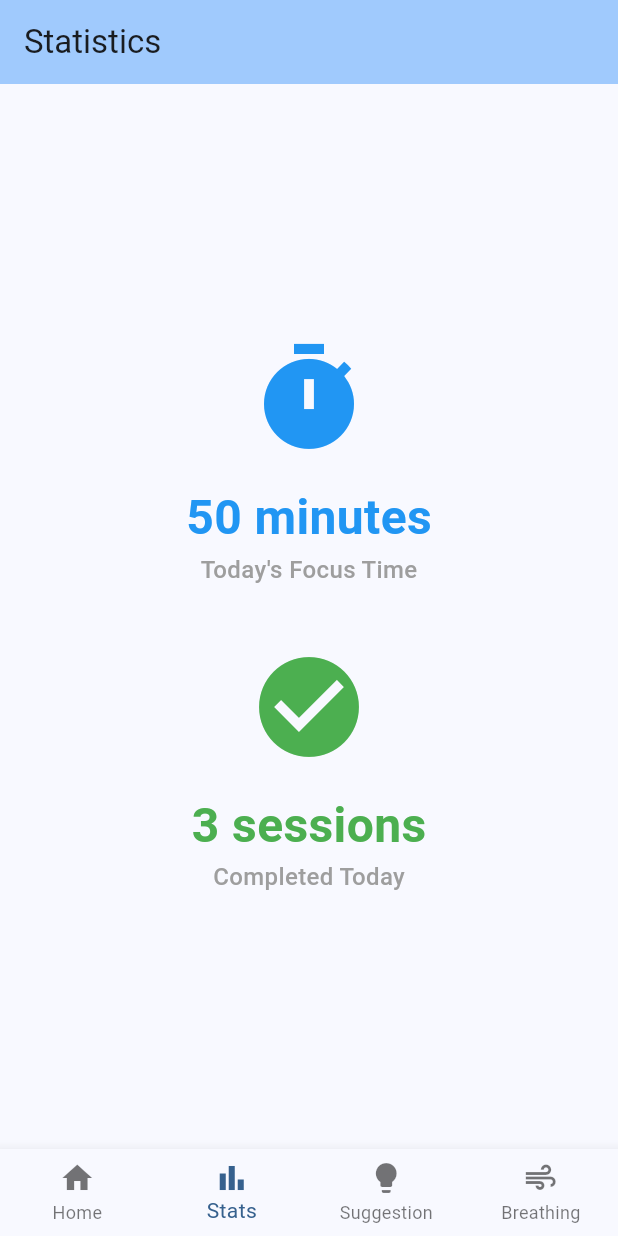
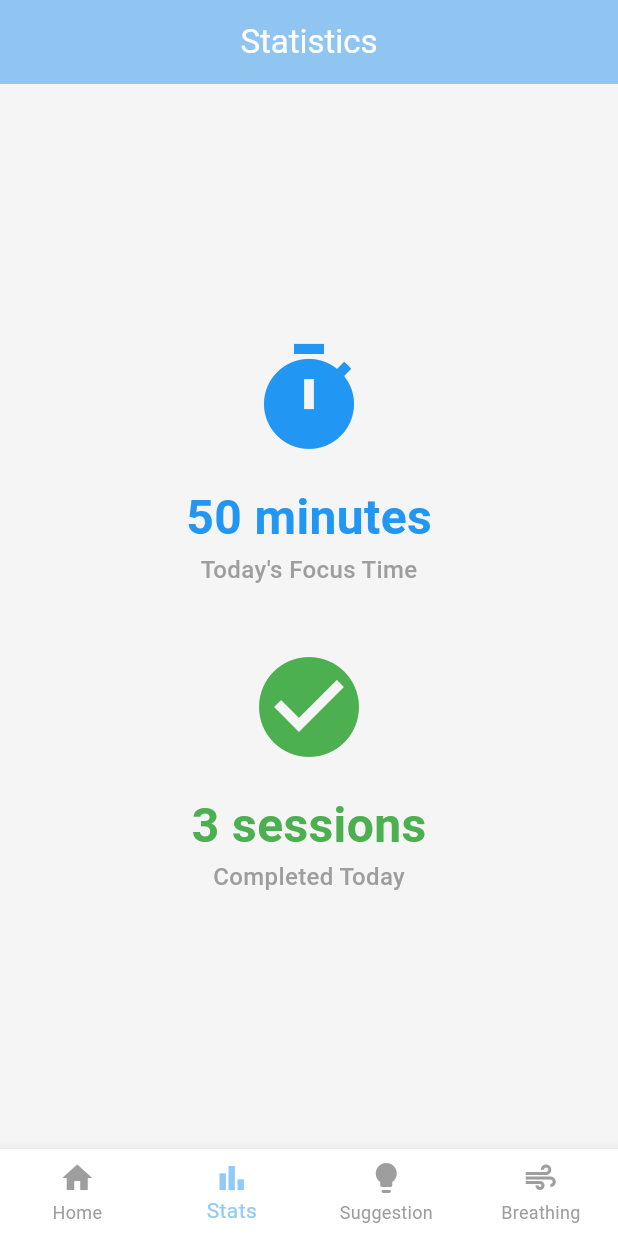
Before and after one commit to imsherl/mindfocus_lite, a Flutter app: the screen it shows after launch, item 2 of the bottom bar chosen, on a phone screen of 412 x 824 dp. Run offline on Flutter 3.47's test engine with Material 3 defaults, Android fonts, the light colour scheme and no system bars.

Commit message:
feat: Add session model and custom theme system
- Create FocusSession model with duration calculation and mock data
- Implement AppTheme with soft blue/green color palette
- Add consistent theming for all UI components
- Replace default Material theme with custom light theme
- Structure models and utils folders for better organization

```diff
--- a/lib/main.dart
+++ b/lib/main.dart
@@ -3,6 +3,7 @@ import 'screens/home_screen.dart';
 import 'screens/stats_screen.dart';
 import 'screens/suggestion_screen.dart';
 import 'screens/breathing_screen.dart';
+import 'utils/theme.dart';
 
 void main() {
   runApp(const MindFocusLiteApp());
@@ -15,10 +16,7 @@ class MindFocusLiteApp extends StatelessWidget {
   Widget build(BuildContext context) {
     return MaterialApp(
       title: 'MindFocus Lite',
-      theme: ThemeData(
-        colorScheme: ColorScheme.fromSeed(seedColor: Colors.blue),
-        useMaterial3: true,
-      ),
+      theme: AppTheme.lightTheme,
       initialRoute: '/home',
       routes: {
         '/home': (context) => const MainScreen(initialIndex: 0),
--- /dev/null
+++ b/lib/utils/theme.dart
@@ -0,0 +1,90 @@
+import 'package:flutter/material.dart';
+
+class AppTheme {
+  // Custom color constants
+  static const Color softBlue = Color(0xFF90CAF9);
+  static const Color softGreen = Color(0xFFA5D6A7);
+  static const Color lightGrey = Color(0xFFF5F5F5);
+
+  /// Custom light theme for MindFocus Lite
+  static ThemeData get lightTheme {
+    return ThemeData(
+      useMaterial3: true,
+
+      // Color scheme based on soft blue primary
+      colorScheme: ColorScheme.fromSeed(
+        seedColor: softBlue,
+        brightness: Brightness.light,
+        surface: lightGrey,
+        background: lightGrey,
+        secondary: softGreen,
+      ),
+
+      // App bar theme
+      appBarTheme: const AppBarTheme(
+        backgroundColor: softBlue,
+        foregroundColor: Colors.white,
+        elevation: 2,
+        centerTitle: true,
+      ),
+
+      // Card theme for consistent elevation and shape
+      cardTheme: CardTheme(
+        color: Colors.white,
+        elevation: 4,
+        shape: RoundedRectangleBorder(
+          borderRadius: BorderRadius.circular(12),
+        ),
+      ),
+
+      // Elevated button theme
+      elevatedButtonTheme: ElevatedButtonThemeData(
+        style: ElevatedButton.styleFrom(
+          backgroundColor: softBlue,
+          foregroundColor: Colors.white,
+          elevation: 2,
+          shape: RoundedRectangleBorder(
+            borderRadius: BorderRadius.circular(8),
+          ),
+        ),
+      ),
+
+      // Bottom navigation bar theme
+      bottomNavigationBarTheme: const BottomNavigationBarThemeData(
+        backgroundColor: Colors.white,
+        selectedItemColor: softBlue,
+        unselectedItemColor: Colors.grey,
+        elevation: 8,
+        type: BottomNavigationBarType.fixed,
+      ),
+
+      // Icon theme
+      iconTheme: const IconThemeData(
+        color: softBlue,
+      ),
+
+      // Text theme with clean typography
+      textTheme: const TextTheme(
+        displayLarge: TextStyle(
+          fontSize: 32,
+          fontWeight: FontWeight.bold,
+          color: Colors.black87,
+        ),
+        displayMedium: TextStyle(
+          fontSize: 24,
+          fontWeight: FontWeight.w600,
+          color: Colors.black87,
+        ),
+        bodyLarge: TextStyle(
+          fontSize: 16,
+          color: Colors.black87,
+          height: 1.5,
+        ),
+        bodyMedium: TextStyle(
+          fontSize: 14,
+          color: Colors.black54,
+        ),
+      ),
+    );
+  }
+}
```
Also changed, not shown: lib/models/session_model.dart (added, +63 -0 lines).
